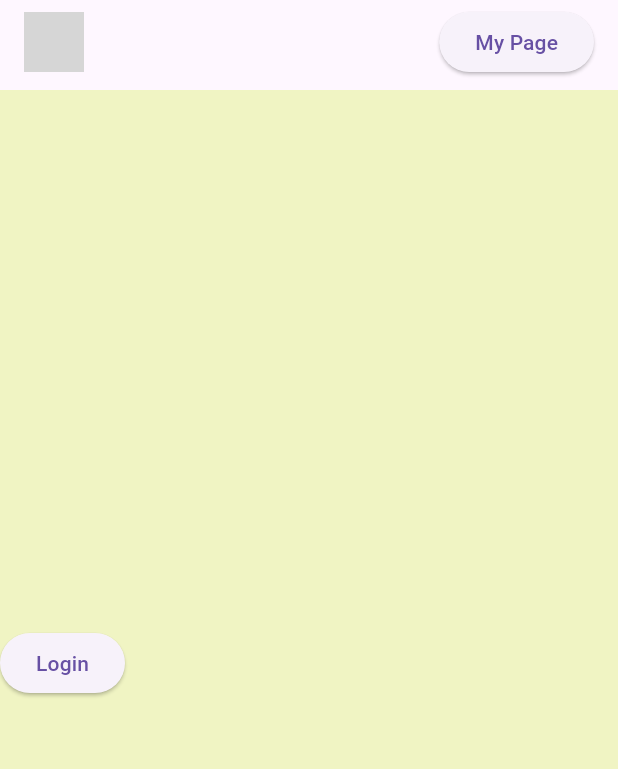
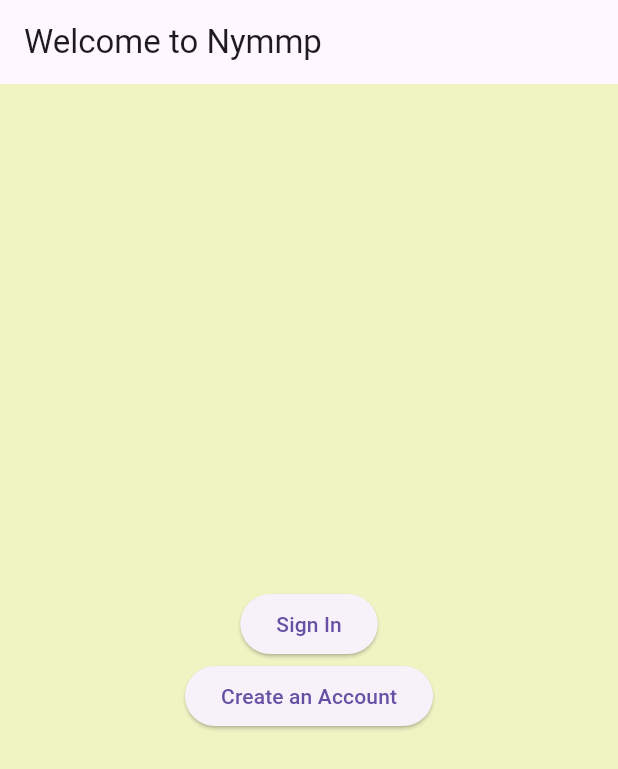
Before and after one commit to Nymmpy/nymmp_front, a Flutter app: the screen it shows after launch, on a phone screen of 412 x 824 dp. Shown: the top 769 px of the screen. Run offline on Flutter 3.47's test engine with Material 3 defaults, Android fonts, the phone set to English and light mode, and no system bars; grey boxes are pictures that could not be loaded.

Commit message:
feat: login 페이지 및 기능 추가

```diff
--- a/lib/main.dart
+++ b/lib/main.dart
@@ -1,5 +1,7 @@
 import 'package:flutter/material.dart';
+import 'pages/home_page.dart';
 import 'pages/login_page.dart';
+import 'pages/signup_page.dart';
 import 'pages/main_page.dart';
 import 'pages/group_page.dart';
 import 'pages/poll_page.dart';
@@ -19,13 +21,18 @@
         primarySwatch: Colors.blue,
         scaffoldBackgroundColor: Color(0xFFF0F4C3),
       ),
-      initialRoute: '/',
+      initialRoute: '/home',
       routes: {
-        '/': (context) => LoginPage(),
+        '/home': (context) => HomePage(),
+        '/login': (context) => LoginPage(),
+        // '/signup': (context) => SignUpPage(),
         '/main': (context) => MainPage(),
-        '/group': (context) => GroupPage(groupId: ModalRoute.of(context)!.settings.arguments as int),
-        '/poll': (context) => PollPage(pollId: ModalRoute.of(context)!.settings.arguments as int),
-        '/result': (context) => ResultPage(groupId: ModalRoute.of(context)!.settings.arguments as int),
+        '/group': (context) => GroupPage(
+            groupId: ModalRoute.of(context)!.settings.arguments as int),
+        '/poll': (context) =>
+            PollPage(pollId: ModalRoute.of(context)!.settings.arguments as int),
+        '/result': (context) => ResultPage(
+            groupId: ModalRoute.of(context)!.settings.arguments as int),
         '/mypage': (context) => MyPage(),
       },
     );
--- /dev/null
+++ b/lib/pages/home_page.dart
@@ -0,0 +1,25 @@
+import 'package:flutter/material.dart';
+
+class HomePage extends StatelessWidget {
+  @override
+  Widget build(BuildContext context) {
+    return Scaffold(
+      appBar: AppBar(title: Text('Welcome to Nymmp')),
+      body: Center(
+        child: Column(
+          mainAxisAlignment: MainAxisAlignment.center,
+          children: <Widget>[
+            ElevatedButton(
+              onPressed: () => Navigator.pushNamed(context, '/login'),
+              child: Text('Sign In'),
+            ),
+            ElevatedButton(
+              onPressed: () => Navigator.pushNamed(context, '/signup'),
+              child: Text('Create an Account'),
+            ),
+          ],
+        ),
+      ),
+    );
+  }
+}
--- a/lib/pages/login_page.dart
+++ b/lib/pages/login_page.dart
@@ -1,21 +1,21 @@
 import 'package:flutter/material.dart';
-import '../components/login.dart';
-import '../components/header.dart';
+import '../components/login.dart'; // 로그인 로직이 포함된 컴포넌트
+import '../components/header.dart'; // 사용자 정의 헤더
 
 class LoginPage extends StatelessWidget {
   @override
   Widget build(BuildContext context) {
     return Scaffold(
       appBar: PreferredSize(
-        preferredSize: Size.fromHeight(60.0), // 높이 설정
-        child: Header(isMyPage: false),
+        preferredSize: Size.fromHeight(60.0), // 헤더 높이 설정
+        child: Header(isMyPage: false), // isMyPage는 헤더 컴포넌트에 구현된 특정 조건을 위한 플래그
       ),
       body: Container(
         height: MediaQuery.of(context).size.height,
         child: Column(
           mainAxisAlignment: MainAxisAlignment.center,
           children: <Widget>[
-            Login(),
+            Login(), // 사용자 로그인을 처리하는 컴포넌트
           ],
         ),
       ),
```
Also changed, not shown: lib/components/login.dart (+47 -6 lines).
